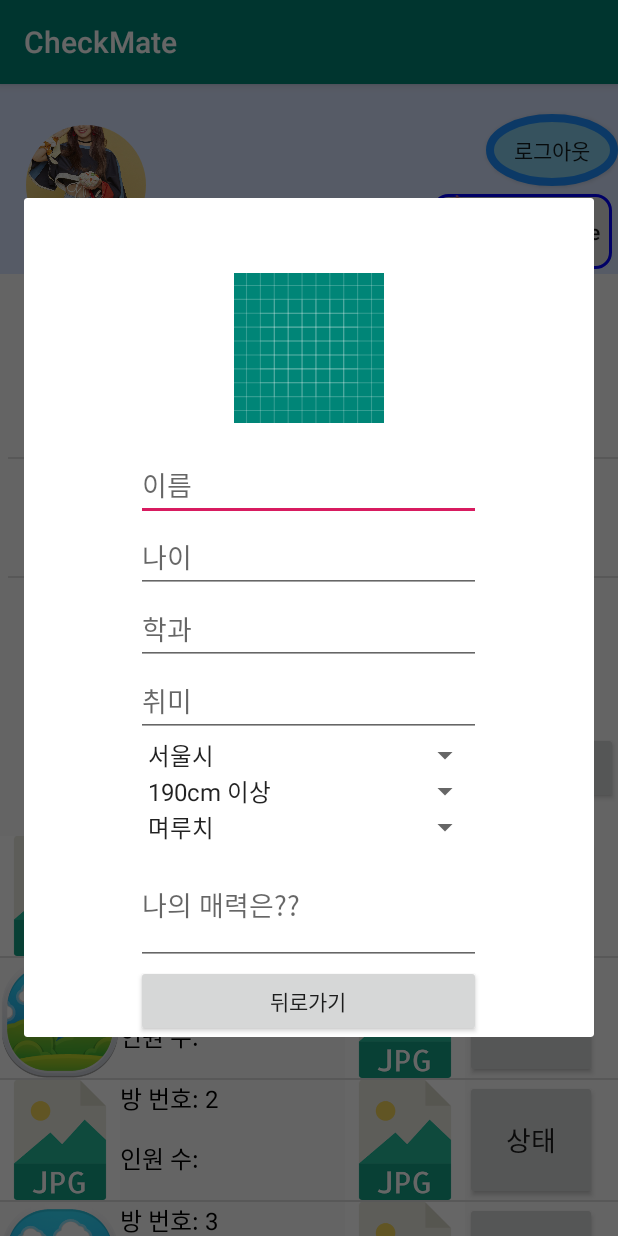
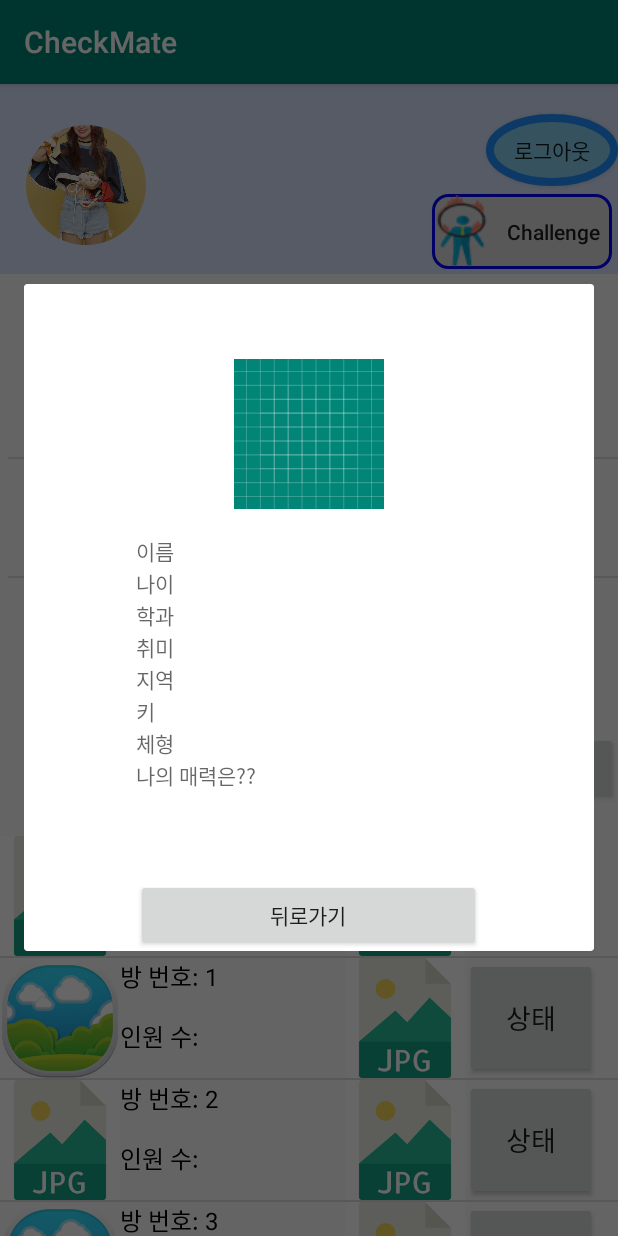
Before and after one commit to jy-it/CheckMate, an Android app: the StateRoomActivity screen opened directly, with no data from a screen before it, after a tap on an icon or button, on a phone screen of 412 x 824 dp. Run offline under Robolectric (Android 15) with nearby library versions, the light colour scheme and no system bars; our stand-ins replace CircleImageView; network calls fail.

Commit message:
동영이가 보낸부분 통합(TextView로 변경)

```diff
--- a/app/src/main/java/com/example/wlsxo/checkmate/StateRoomDialog1.java
+++ b/app/src/main/java/com/example/wlsxo/checkmate/StateRoomDialog1.java
@@ -37,13 +37,14 @@ public class StateRoomDialog1 {
 
         // 커스텀 다이얼로그의 각 위젯들을 정의한다.
         final ImageView imageView1 = (ImageView) dlg.findViewById(R.id.registerImg2);
-        final EditText message1 = (EditText) dlg.findViewById(R.id.nameText2);
-        final EditText message2 = (EditText) dlg.findViewById(R.id.ageText2);
-        final EditText message3 = (EditText) dlg.findViewById(R.id.deptText2);
-        final Spinner spinner1 = (Spinner) dlg.findViewById(R.id.liveSpinner2);
-        final Spinner spinner2 = (Spinner) dlg.findViewById(R.id.heightSpinner2);
-        final Spinner spinner3 = (Spinner) dlg.findViewById(R.id.bodySpinner2);
-        final EditText message4 = (EditText) dlg.findViewById(R.id.charmText2);
+        final TextView  message1 = (TextView) dlg.findViewById(R.id.nameText2);
+        final TextView message2 = (TextView) dlg.findViewById(R.id.ageText2);
+        final TextView message3 = (TextView) dlg.findViewById(R.id.deptText2);
+        final TextView message4 = (TextView) dlg.findViewById(R.id.hobbyText2);
+        final TextView spinner1 = (TextView) dlg.findViewById(R.id.liveSpinner2);
+        final TextView spinner2 = (TextView) dlg.findViewById(R.id.heightSpinner2);
+        final TextView spinner3 = (TextView) dlg.findViewById(R.id.bodySpinner2);
+        final TextView message5 = (TextView) dlg.findViewById(R.id.charmText2);
         final Button okButton = (Button) dlg.findViewById(R.id.resisterButton2);
 
 
--- a/app/src/main/java/com/example/wlsxo/checkmate/StateRoomDialog2.java
+++ b/app/src/main/java/com/example/wlsxo/checkmate/StateRoomDialog2.java
@@ -35,12 +35,12 @@ public class StateRoomDialog2 {
         dlg.show();
 
         // 커스텀 다이얼로그의 각 위젯들을 정의한다.
-        final EditText message1 = (EditText) dlg.findViewById(R.id.roomname2);
+        final TextView message1 = (TextView) dlg.findViewById(R.id.roomname2);
         final ImageView imageView1 = (ImageView) dlg.findViewById(R.id.imageViewdialog1);
         final ImageView imageView2 = (ImageView) dlg.findViewById(R.id.imageViewdialog2);
         final ImageView imageView3 = (ImageView) dlg.findViewById(R.id.imageViewdialog3);
         final ImageView imageView4 = (ImageView) dlg.findViewById(R.id.imageViewdialog4);
-        final EditText message2 = (EditText) dlg.findViewById(R.id.comment2);
+        final TextView message2 = (TextView) dlg.findViewById(R.id.comment2);
         final Button okButton = (Button) dlg.findViewById(R.id.dialog_ok);
         final Button cancelButton = (Button) dlg.findViewById(R.id.dialog_Cancel);
 
--- a/app/src/main/res/layout/stateroom_dialog1.xml
+++ b/app/src/main/res/layout/stateroom_dialog1.xml
@@ -33,7 +33,7 @@
 
             <TableRow>
 
-                <EditText
+                <TextView
                     android:id="@+id/nameText2"
                     android:layout_width="wrap_content"
                     android:layout_height="wrap_content"
@@ -44,7 +44,7 @@
 
             <TableRow>
 
-                <EditText
+                <TextView
                     android:id="@+id/ageText2"
                     android:layout_width="wrap_content"
                     android:layout_height="wrap_content"
@@ -55,7 +55,7 @@
 
             <TableRow>
 
-                <EditText
+                <TextView
                     android:id="@+id/deptText2"
                     android:layout_width="wrap_content"
                     android:layout_height="wrap_content"
@@ -65,7 +65,7 @@
 
             <TableRow>
 
-                <EditText
+                <TextView
                     android:id="@+id/hobbyText2"
                     android:layout_width="wrap_content"
                     android:layout_height="wrap_content"
@@ -74,34 +74,34 @@
             </TableRow>
 
             <TableRow>
-                <Spinner
+                <TextView
                     android:id="@+id/liveSpinner2"
                     android:layout_width="wrap_content"
                     android:layout_height="wrap_content"
-                    android:entries="@array/지역"
+                    android:hint="지역"
                     android:inputType="textPersonName" />
             </TableRow>
 
             <TableRow>
-                <Spinner
+                <TextView
                     android:id="@+id/heightSpinner2"
                     android:layout_width="wrap_content"
                     android:layout_height="wrap_content"
-                    android:entries="@array/키"
+                    android:hint="키"
                     android:inputType="textPersonName" />
             </TableRow>
 
             <TableRow>
 
-                <Spinner
+                <TextView
                     android:id="@+id/bodySpinner2"
                     android:layout_width="wrap_content"
                     android:layout_height="wrap_content"
-                    android:entries="@array/체형"
+                    android:hint="체형"
                     android:inputType="textPersonName" />
             </TableRow>
 
-            <EditText
+            <TextView
                 android:id="@+id/charmText2"
                 android:layout_width="wrap_content"
                 android:layout_height="80dp"
--- a/app/src/main/res/layout/stateroom_dialog2.xml
+++ b/app/src/main/res/layout/stateroom_dialog2.xml
@@ -9,7 +9,7 @@
     >
 
     <!--TODO 수정-->
-    <EditText
+    <TextView
         android:id="@+id/roomname2"
         android:layout_width="wrap_content"
         android:layout_height="wrap_content"
@@ -62,7 +62,7 @@
     </LinearLayout>
 
     <!--TODO 수정-->
-    <EditText
+    <TextView
         android:id="@+id/comment2"
         android:layout_width="wrap_content"
         android:layout_height="wrap_content"
```
